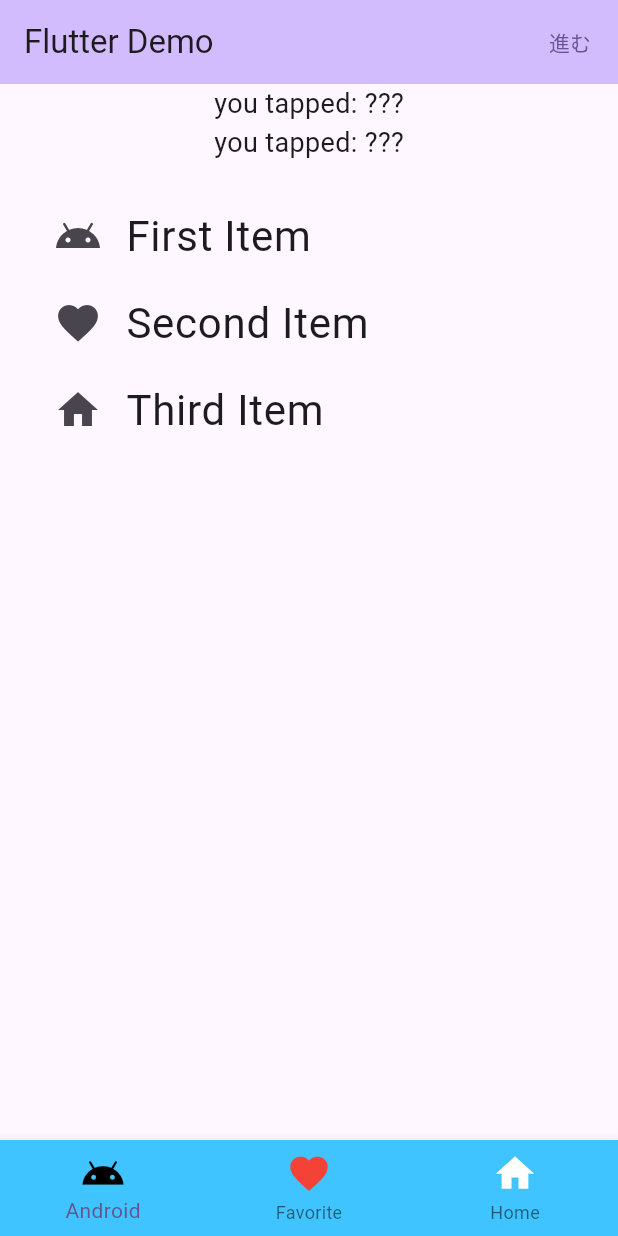
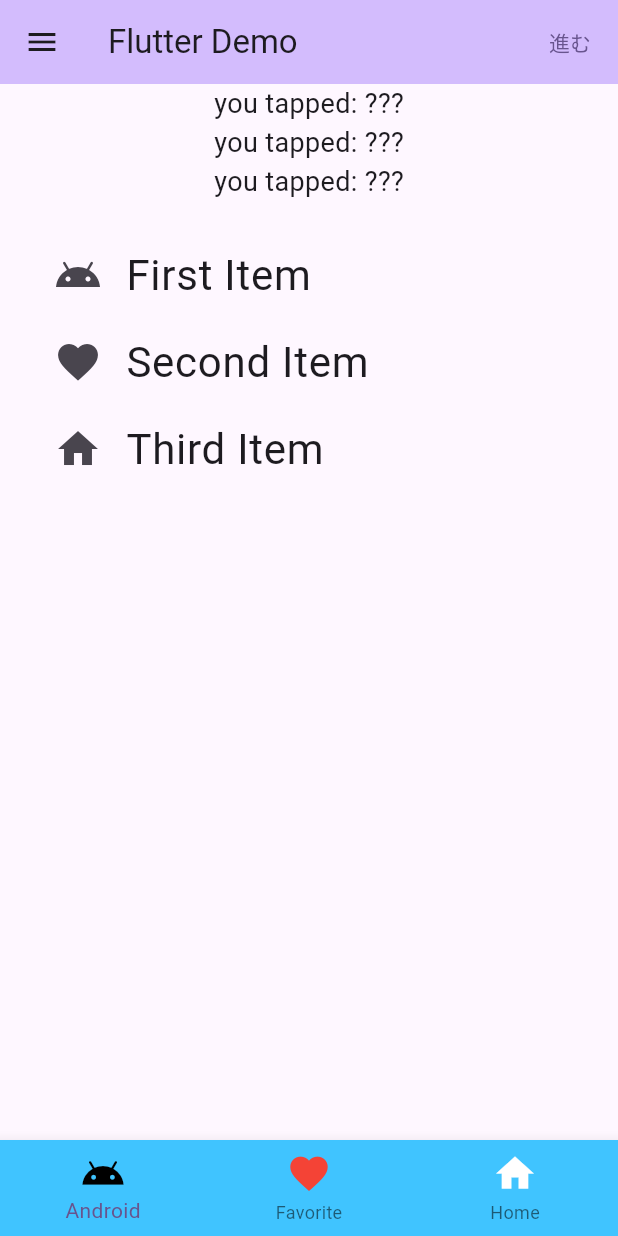
Before and after one commit to yossibank/FlutterApp, a Flutter app: the screen it shows after launch, on a phone screen of 412 x 824 dp. Run offline on Flutter 3.47's test engine with Material 2 defaults, Android fonts, the phone set to English and light mode, and no system bars; our stand-ins replace font_awesome_flutter.

Commit message:
Drawer作成

```diff
--- a/practice4/lib/main.dart
+++ b/practice4/lib/main.dart
@@ -44,8 +44,11 @@ class MyHomePage extends StatefulWidget {
 class _MyHomePageState extends State<MyHomePage> {
   static var _bottomTabMessage = 'you tapped: ???';
   static var _listMessage = 'you tapped: ???';
+  static var _drawerMessage = 'you tapped: ???';
   static var _tabIndex = 0;
   static var _listIndex = 0;
+  static var _tapped = 0;
+  static var _items = <Widget>[];
 
   void tapBottomIcon(int value) {
     var items = ['Android', 'Heart', 'Home'];
@@ -60,6 +63,32 @@ class _MyHomePageState extends State<MyHomePage> {
     setState(() {
       _listMessage = 'you tapped: No. $_listIndex';
     });
+  }
+
+  void tapItem() {
+    Navigator.pop(context);
+
+    setState(() {
+      _drawerMessage = 'you tapped: [$_tapped]';
+    });
+  }
+
+  @override
+  void initState() {
+    super.initState();
+
+    for (var i = 0; i < 5; i++) {
+      var item = ListTile(
+        leading: const Icon(Icons.android),
+        title: Text('No, $i'),
+        onTap: () {
+          _tapped = i;
+          tapItem();
+        },
+      );
+
+      _items.add(item);
+    }
   }
 
   @override
@@ -77,6 +106,15 @@ class _MyHomePageState extends State<MyHomePage> {
           ),
         ],
       ),
+      drawer: Drawer(
+        child: SafeArea(
+          child: ListView(
+            shrinkWrap: true,
+            padding: const EdgeInsets.all(20.0),
+            children: _items,
+          ),
+        ),
+      ),
       body: Column(
         children: <Widget>[
           Text(
@@ -85,6 +123,10 @@ class _MyHomePageState extends State<MyHomePage> {
           ),
           Text(
             _listMessage,
+            style: const TextStyle(fontSize: 18.0),
+          ),
+          Text(
+            _drawerMessage,
             style: const TextStyle(fontSize: 18.0),
           ),
           ListView(
```
